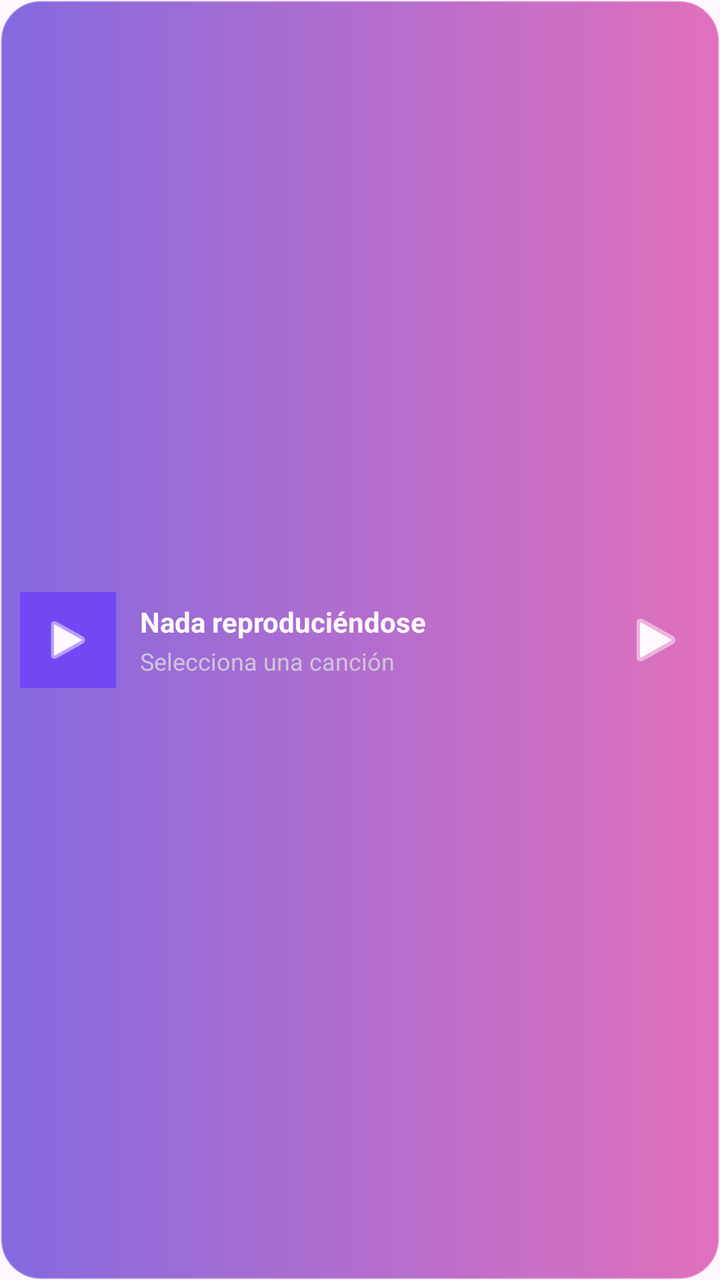
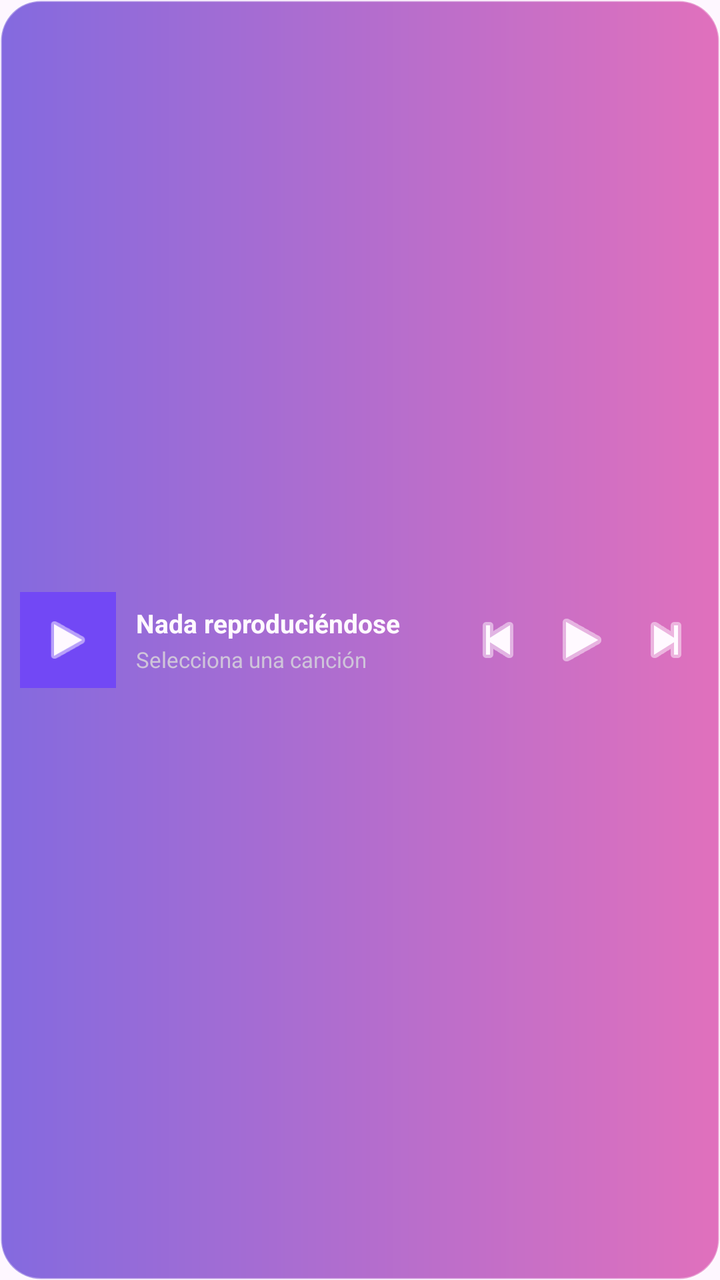

Before-and-after screenshots of an Android layout around one commit, followed by the original layout XML and the change that was made.
<!-- AndroidManifest.xml: application theme Theme.DSound -->
<!-- res/layout/layout_mini_player.xml -->
<?xml version="1.0" encoding="utf-8"?>
<LinearLayout
    xmlns:android="http://schemas.android.com/apk/res/android"
    xmlns:app="http://schemas.android.com/apk/res-auto"

    android:id="@+id/miniReproductor"
    android:layout_width="match_parent"
    android:layout_height="68dp"

    android:background="@drawable/bg_mini_player"

    android:gravity="center_vertical"
    android:orientation="horizontal"

    android:paddingStart="10dp"
    android:paddingEnd="8dp">


    

    <FrameLayout
        android:id="@+id/contenedorPortadaMini"
        android:layout_width="48dp"
        android:layout_height="48dp"

        android:background="@color/ds_violet">


        <ImageView
            android:id="@+id/imgPortadaMini"
            android:layout_width="28dp"
            android:layout_height="28dp"

            android:layout_gravity="center"

            android:contentDescription="@null"

            app:srcCompat="@android:drawable/ic_media_play"
            app:tint="@color/ds_text_primary" />

    </FrameLayout>


    

    <LinearLayout
        android:layout_width="0dp"
        android:layout_height="wrap_content"

        android:layout_marginStart="12dp"
        android:layout_weight="1"

        android:orientation="vertical">


        <TextView
            android:id="@+id/tvCancionMini"
            android:layout_width="match_parent"
            android:layout_height="wrap_content"

            android:ellipsize="end"
            android:maxLines="1"

            android:text="@string/nothing_playing"
            android:textColor="@color/ds_text_primary"
            android:textSize="14sp"
            android:textStyle="bold" />


        <TextView
            android:id="@+id/tvArtistaMini"
            android:layout_width="match_parent"
            android:layout_height="wrap_content"

            android:layout_marginTop="2dp"

            android:ellipsize="end"
            android:maxLines="1"

            android:text="@string/select_song"
            android:textColor="@color/ds_text_secondary"
            android:textSize="12sp" />

    </LinearLayout>


    

    <ImageButton
        android:id="@+id/btnPlayMini"
        android:layout_width="48dp"
        android:layout_height="48dp"

        android:background="@android:color/transparent"

        android:contentDescription="@string/play"

        android:padding="12dp"

        app:srcCompat="@android:drawable/ic_media_play"
        app:tint="@color/ds_text_primary" />

</LinearLayout>
<!-- resources referenced by this layout -->
<resources>
  <color name="ds_text_primary">#FFF9FF</color>
  <color name="ds_text_secondary">#CFC4DA</color>
  <color name="ds_violet">#7248F5</color>
  <!-- drawable bg_mini_player (drawable) -->
  <?xml version="1.0" encoding="utf-8"?>
  <shape
      xmlns:android="http://schemas.android.com/apk/res/android"
      android:shape="rectangle">
  
      <gradient
          android:angle="0"
          android:startColor="#CC6546D7"
          android:endColor="#CCD94EAC"
          android:type="linear" />
  
      <corners
          android:radius="20dp" />
  
      <stroke
          android:width="1dp"
          android:color="#55FFFFFF" />
  
      <padding
          android:left="10dp"
          android:top="8dp"
          android:right="8dp"
          android:bottom="8dp" />
  
  </shape>
  <string name="nothing_playing">
      Nada reproduciéndose
      </string>
  <string name="play">
      Reproducir
      </string>
  <string name="select_song">
      Selecciona una canción
      </string>
  <style name="Theme.DSound" parent="Base.Theme.DSound" />
  <style name="Base.Theme.DSound" parent="Theme.Material3.DayNight.NoActionBar" />
</resources>

<!-- the commit's change to res/layout/layout_mini_player.xml (unified diff, before → after) -->
@@ -13,7 +13,7 @@
     android:orientation="horizontal"
 
     android:paddingStart="10dp"
-    android:paddingEnd="8dp">
+    android:paddingEnd="6dp">
 
 
     
@@ -47,7 +47,7 @@
         android:layout_width="0dp"
         android:layout_height="wrap_content"
 
-        android:layout_marginStart="12dp"
+        android:layout_marginStart="10dp"
         android:layout_weight="1"
 
         android:orientation="vertical">
@@ -63,7 +63,7 @@
 
             android:text="@string/nothing_playing"
             android:textColor="@color/ds_text_primary"
-            android:textSize="14sp"
+            android:textSize="13sp"
             android:textStyle="bold" />
 
 
@@ -79,7 +79,7 @@
 
             android:text="@string/select_song"
             android:textColor="@color/ds_text_secondary"
-            android:textSize="12sp" />
+            android:textSize="11sp" />
 
     </LinearLayout>
 
@@ -87,17 +87,51 @@
     
 
     <ImageButton
+        android:id="@+id/btnAnteriorMini"
+        android:layout_width="42dp"
+        android:layout_height="48dp"
+
+        android:background="@android:color/transparent"
+
+        android:contentDescription="@string/previous_song"
+
+        android:padding="10dp"
+
+        app:srcCompat="@android:drawable/ic_media_previous"
+        app:tint="@color/ds_text_primary" />
+
+
+    
+
+    <ImageButton
         android:id="@+id/btnPlayMini"
-        android:layout_width="48dp"
+        android:layout_width="42dp"
         android:layout_height="48dp"
 
         android:background="@android:color/transparent"
 
         android:contentDescription="@string/play"
 
-        android:padding="12dp"
+        android:padding="10dp"
 
         app:srcCompat="@android:drawable/ic_media_play"
         app:tint="@color/ds_text_primary" />
 
+
+    
+
+    <ImageButton
+        android:id="@+id/btnSiguienteMini"
+        android:layout_width="42dp"
+        android:layout_height="48dp"
+
+        android:background="@android:color/transparent"
+
+        android:contentDescription="@string/next_song"
+
+        android:padding="10dp"
+
+        app:srcCompat="@android:drawable/ic_media_next"
+        app:tint="@color/ds_text_primary" />
+
 </LinearLayout>
<!-- resource entries referenced after the edit -->
@@ -29,11 +29,17 @@
           android:bottom="8dp" />
   
   </shape>
+  <string name="next_song">
+      Canción siguiente
+      </string>
   <string name="nothing_playing">
       Nada reproduciéndose
       </string>
   <string name="play">
       Reproducir
+      </string>
+  <string name="previous_song">
+      Canción anterior
       </string>
   <string name="select_song">
       Selecciona una canción
